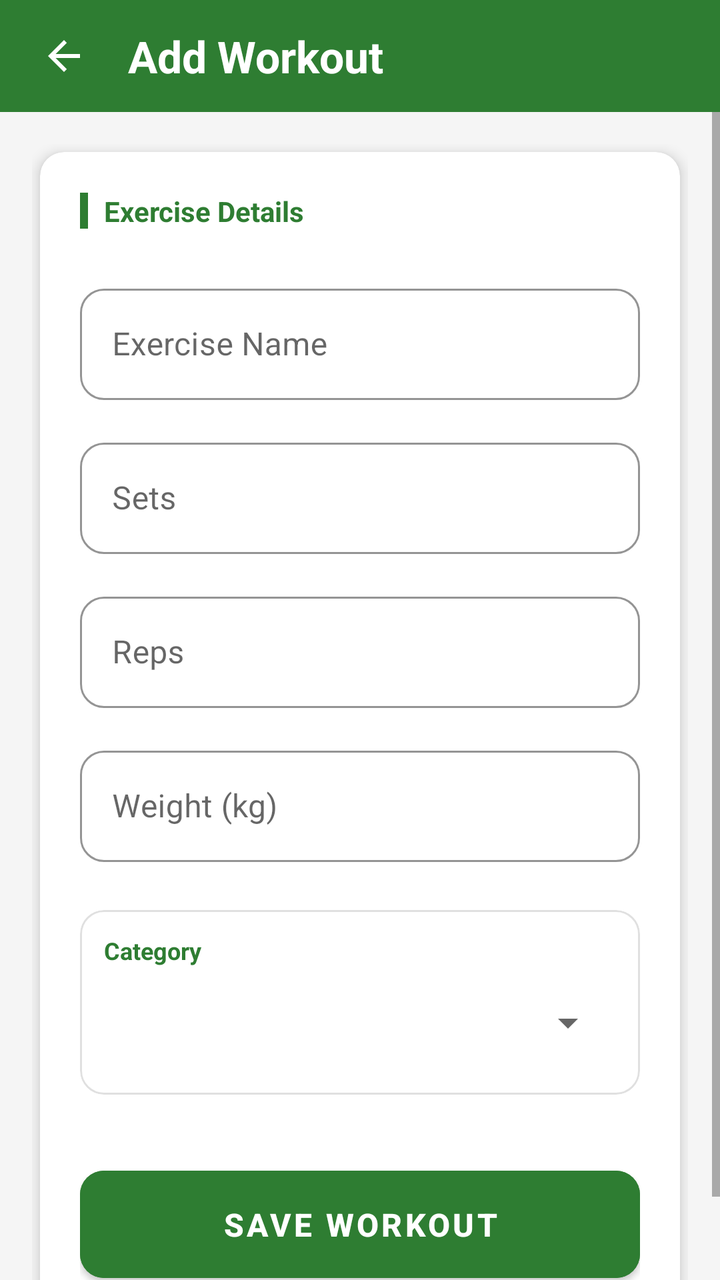
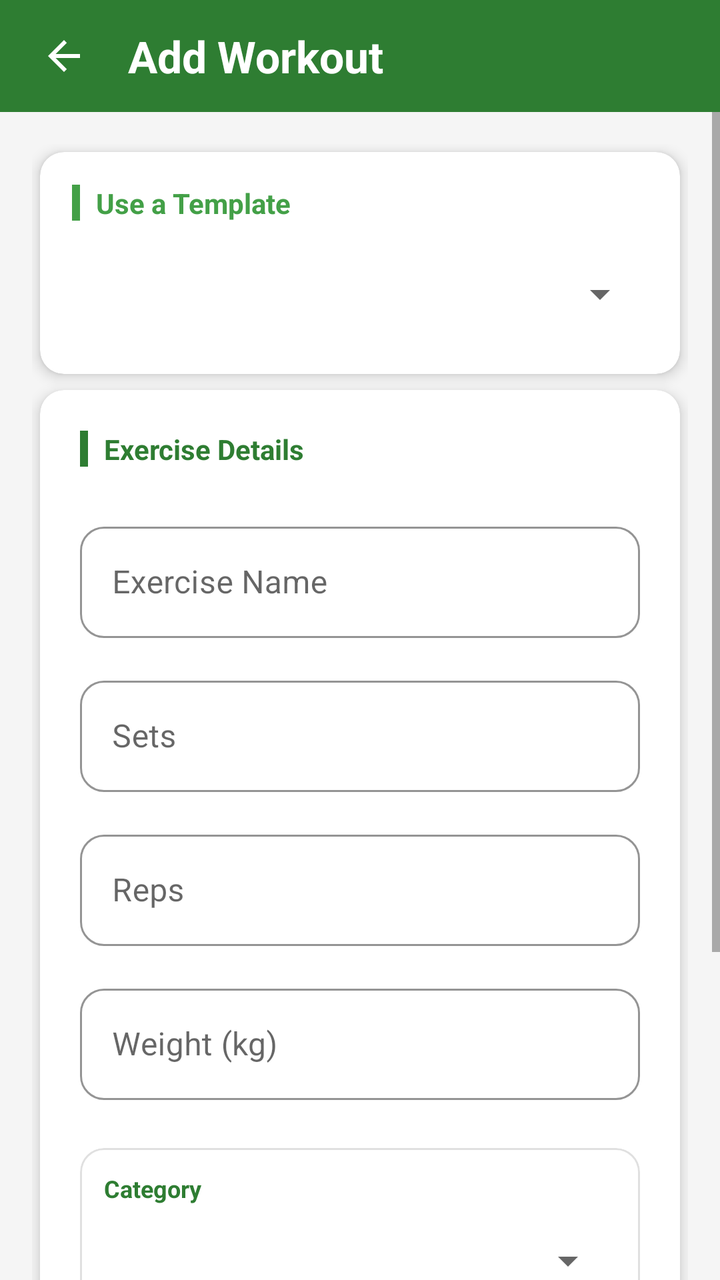

Two renders of the same Android screen: before a commit and after it. Below are the layout's source before the change and the commit's diff.
<!-- AndroidManifest.xml: application theme Theme.WorkoutTracker -->
<!-- res/layout/activity_add_workout.xml -->
<?xml version="1.0" encoding="utf-8"?>
<LinearLayout xmlns:android="http://schemas.android.com/apk/res/android"
    xmlns:app="http://schemas.android.com/apk/res-auto"
    android:layout_width="match_parent"
    android:layout_height="match_parent"
    android:orientation="vertical"
    android:background="@color/colorBackground">

    
    <LinearLayout
        android:layout_width="match_parent"
        android:layout_height="56dp"
        android:background="@color/colorPrimary"
        android:orientation="horizontal"
        android:gravity="center_vertical"
        android:paddingHorizontal="8dp">

        <ImageButton
            android:id="@+id/btnBack"
            android:layout_width="48dp"
            android:layout_height="48dp"
            android:background="?attr/selectableItemBackgroundBorderless"
            android:src="@drawable/ic_back"
            android:contentDescription="Back" />

        <TextView
            android:id="@+id/tvTitle"
            android:layout_width="wrap_content"
            android:layout_height="wrap_content"
            android:text="Add Workout"
            android:textSize="22sp"
            android:textStyle="bold"
            android:textColor="@color/white"
            android:layout_marginStart="8dp" />

    </LinearLayout>

    <RelativeLayout
        android:layout_width="match_parent"
        android:layout_height="match_parent">

        <ScrollView
            android:layout_width="match_parent"
            android:layout_height="match_parent"
            android:fillViewport="true">

            <LinearLayout
                android:layout_width="match_parent"
                android:layout_height="wrap_content"
                android:orientation="vertical"
                android:padding="16dp">

                
                <com.google.android.material.card.MaterialCardView
                    android:layout_width="match_parent"
                    android:layout_height="wrap_content"
                    app:cardCornerRadius="12dp"
                    app:cardElevation="4dp"
                    app:cardBackgroundColor="@color/colorSurface"
                    android:layout_margin="4dp">

                    <LinearLayout
                        android:layout_width="match_parent"
                        android:layout_height="wrap_content"
                        android:orientation="vertical"
                        android:padding="20dp">

                        
                        <LinearLayout
                            android:layout_width="match_parent"
                            android:layout_height="wrap_content"
                            android:orientation="horizontal"
                            android:gravity="center_vertical"
                            android:layout_marginBottom="24dp">

                            <View
                                android:layout_width="4dp"
                                android:layout_height="18dp"
                                android:background="@color/colorPrimary" />

                            <TextView
                                android:layout_width="wrap_content"
                                android:layout_height="wrap_content"
                                android:layout_marginStart="8dp"
                                android:text="Exercise Details"
                                android:textColor="@color/colorPrimary"
                                android:textSize="14sp"
                                android:textStyle="bold" />
                        </LinearLayout>

                        
                        <com.google.android.material.textfield.TextInputLayout
                            style="@style/Widget.MaterialComponents.TextInputLayout.OutlinedBox"
                            android:layout_width="match_parent"
                            android:layout_height="wrap_content"
                            android:hint="Exercise Name"
                            android:layout_marginBottom="16dp"
                            app:boxStrokeColor="@color/colorPrimary"
                            app:hintTextColor="@color/colorPrimary"
                            app:boxCornerRadiusTopStart="12dp"
                            app:boxCornerRadiusTopEnd="12dp"
                            app:boxCornerRadiusBottomStart="12dp"
                            app:boxCornerRadiusBottomEnd="12dp">

                            <com.google.android.material.textfield.TextInputEditText
                                android:id="@+id/etName"
                                android:layout_width="match_parent"
                                android:layout_height="wrap_content"
                                android:inputType="textCapSentences"
                                android:textColor="@color/colorTextPrimary"
                                android:textSize="16sp" />
                        </com.google.android.material.textfield.TextInputLayout>

                        
                        <com.google.android.material.textfield.TextInputLayout
                            style="@style/Widget.MaterialComponents.TextInputLayout.OutlinedBox"
                            android:layout_width="match_parent"
                            android:layout_height="wrap_content"
                            android:hint="Sets"
                            android:layout_marginBottom="16dp"
                            app:boxStrokeColor="@color/colorPrimary"
                            app:hintTextColor="@color/colorPrimary"
                            app:boxCornerRadiusTopStart="12dp"
                            app:boxCornerRadiusTopEnd="12dp"
                            app:boxCornerRadiusBottomStart="12dp"
                            app:boxCornerRadiusBottomEnd="12dp">

                            <com.google.android.material.textfield.TextInputEditText
                                android:id="@+id/etSets"
                                android:layout_width="match_parent"
                                android:layout_height="wrap_content"
                                android:inputType="number"
                                android:textColor="@color/colorTextPrimary"
                                android:textSize="16sp" />
                        </com.google.android.material.textfield.TextInputLayout>

                        
                        <com.google.android.material.textfield.TextInputLayout
                            style="@style/Widget.MaterialComponents.TextInputLayout.OutlinedBox"
                            android:layout_width="match_parent"
                            android:layout_height="wrap_content"
                            android:hint="Reps"
                            android:layout_marginBottom="16dp"
                            app:boxStrokeColor="@color/colorPrimary"
                            app:hintTextColor="@color/colorPrimary"
                            app:boxCornerRadiusTopStart="12dp"
                            app:boxCornerRadiusTopEnd="12dp"
                            app:boxCornerRadiusBottomStart="12dp"
                            app:boxCornerRadiusBottomEnd="12dp">

                            <com.google.android.material.textfield.TextInputEditText
                                android:id="@+id/etReps"
                                android:layout_width="match_parent"
                                android:layout_height="wrap_content"
                                android:inputType="number"
                                android:textColor="@color/colorTextPrimary"
                                android:textSize="16sp" />
                        </com.google.android.material.textfield.TextInputLayout>

                        
                        <com.google.android.material.textfield.TextInputLayout
                            style="@style/Widget.MaterialComponents.TextInputLayout.OutlinedBox"
                            android:layout_width="match_parent"
                            android:layout_height="wrap_content"
                            android:hint="Weight (kg)"
                            android:layout_marginBottom="24dp"
                            app:boxStrokeColor="@color/colorPrimary"
                            app:hintTextColor="@color/colorPrimary"
                            app:boxCornerRadiusTopStart="12dp"
                            app:boxCornerRadiusTopEnd="12dp"
                            app:boxCornerRadiusBottomStart="12dp"
                            app:boxCornerRadiusBottomEnd="12dp">

                            <com.google.android.material.textfield.TextInputEditText
                                android:id="@+id/etWeight"
                                android:layout_width="match_parent"
                                android:layout_height="wrap_content"
                                android:inputType="numberDecimal"
                                android:textColor="@color/colorTextPrimary"
                                android:textSize="16sp" />
                        </com.google.android.material.textfield.TextInputLayout>

                        
                        <com.google.android.material.card.MaterialCardView
                            android:layout_width="match_parent"
                            android:layout_height="wrap_content"
                            app:cardCornerRadius="12dp"
                            app:cardElevation="0dp"
                            app:strokeColor="@color/colorDivider"
                            app:strokeWidth="1dp"
                            android:layout_marginBottom="32dp">

                            <LinearLayout
                                android:layout_width="match_parent"
                                android:layout_height="wrap_content"
                                android:orientation="vertical"
                                android:padding="12dp">

                                <TextView
                                    android:layout_width="wrap_content"
                                    android:layout_height="wrap_content"
                                    android:text="Category"
                                    android:textSize="12sp"
                                    android:textStyle="bold"
                                    android:textColor="@color/colorPrimary" />

                                <Spinner
                                    android:id="@+id/spinnerCategory"
                                    android:layout_width="match_parent"
                                    android:layout_height="wrap_content"
                                    android:layout_marginTop="4dp"
                                    android:minHeight="48dp"
                                    android:spinnerMode="dropdown" />
                            </LinearLayout>
                        </com.google.android.material.card.MaterialCardView>

                        
                        <com.google.android.material.button.MaterialButton
                            android:id="@+id/btnSave"
                            android:layout_width="match_parent"
                            android:layout_height="wrap_content"
                            android:text="Save Workout"
                            android:textSize="16sp"
                            android:textStyle="bold"
                            android:padding="16dp"
                            android:backgroundTint="@color/colorPrimary"
                            android:textColor="@color/white"
                            app:cornerRadius="12dp" />

                    </LinearLayout>
                </com.google.android.material.card.MaterialCardView>

            </LinearLayout>
        </ScrollView>

        <ProgressBar
            android:id="@+id/progressBar"
            android:layout_width="wrap_content"
            android:layout_height="wrap_content"
            android:layout_centerInParent="true"
            android:visibility="gone"
            android:indeterminateTint="@color/colorPrimary" />

    </RelativeLayout>

</LinearLayout>
<!-- resources referenced by this layout -->
<resources>
  <color name="colorBackground">#F5F5F5</color>
  <color name="colorDivider">#E0E0E0</color>
  <color name="colorPrimary">#2E7D32</color>
  <color name="colorSurface">#FFFFFF</color>
  <color name="colorTextPrimary">#1A1A1A</color>
  <color name="white">#FFFFFF</color>
  <!-- drawable ic_back (drawable) -->
  <vector xmlns:android="http://schemas.android.com/apk/res/android"
      android:width="24dp"
      android:height="24dp"
      android:viewportWidth="24"
      android:viewportHeight="24">
    <path
        android:fillColor="#FFFFFF"
        android:pathData="M20,11H7.83l5.59-5.59L12,4l-8,8 8,8 1.41-1.41L7.83,13H20v-2z"/>
  </vector>
  <style name="Theme.WorkoutTracker" parent="Base.Theme.WorkoutTracker" />
  <style name="Base.Theme.WorkoutTracker" parent="Theme.MaterialComponents.Light.NoActionBar">
          
          <item name="colorPrimary">@color/colorPrimary</item>
          <item name="colorPrimaryVariant">@color/colorPrimaryDark</item>
          <item name="colorOnPrimary">@color/white</item>
          
          <item name="colorSecondary">@color/colorAccent</item>
          <item name="colorSecondaryVariant">@color/colorPrimaryDark</item>
          <item name="colorOnSecondary">@color/white</item>
          
          <item name="android:statusBarColor">?attr/colorPrimaryVariant</item>
          
          <item name="android:windowBackground">@color/colorBackground</item>
      </style>
  <color name="colorPrimaryDark">#1B5E20</color>
  <color name="colorAccent">#66BB6A</color>
</resources>

<!-- the commit's change to res/layout/activity_add_workout.xml (unified diff, before → after) -->
@@ -57,6 +57,66 @@
                     app:cardCornerRadius="12dp"
                     app:cardElevation="4dp"
                     app:cardBackgroundColor="@color/colorSurface"
+                    android:layout_margin="4dp"
+                    android:layout_marginBottom="12dp">
+
+                    <LinearLayout
+                        android:layout_width="match_parent"
+                        android:layout_height="wrap_content"
+                        android:orientation="vertical"
+                        android:padding="16dp">
+
+                        <LinearLayout
+                            android:layout_width="match_parent"
+                            android:layout_height="wrap_content"
+                            android:orientation="horizontal"
+                            android:gravity="center_vertical"
+                            android:layout_marginBottom="12dp">
+
+                            <View
+                                android:layout_width="4dp"
+                                android:layout_height="18dp"
+                                android:background="@color/colorSuccess" />
+
+                            <TextView
+                                android:layout_width="wrap_content"
+                                android:layout_height="wrap_content"
+                                android:layout_marginStart="8dp"
+                                android:text="Use a Template"
+                                android:textColor="@color/colorSuccess"
+                                android:textSize="14sp"
+                                android:textStyle="bold" />
+                        </LinearLayout>
+
+                        <Spinner
+                            android:id="@+id/spinnerTemplates"
+                            android:layout_width="match_parent"
+                            android:layout_height="wrap_content"
+                            android:minHeight="48dp"
+                            android:spinnerMode="dropdown" />
+
+                        <com.google.android.material.button.MaterialButton
+                            android:id="@+id/btnDeleteTemplate"
+                            style="@style/Widget.MaterialComponents.Button.TextButton"
+                            android:layout_width="match_parent"
+                            android:layout_height="wrap_content"
+                            android:text="Delete Selected Template"
+                            android:textColor="@color/colorError"
+                            android:textSize="12sp"
+                            android:textStyle="bold"
+                            android:visibility="gone"
+                            android:layout_marginTop="8dp"
+                            app:rippleColor="#20FF0000" />
+                    </LinearLayout>
+                </com.google.android.material.card.MaterialCardView>
+
+                
+                <com.google.android.material.card.MaterialCardView
+                    android:layout_width="match_parent"
+                    android:layout_height="wrap_content"
+                    app:cardCornerRadius="12dp"
+                    app:cardElevation="4dp"
+                    app:cardBackgroundColor="@color/colorSurface"
                     android:layout_margin="4dp">
 
                     <LinearLayout
@@ -215,6 +275,16 @@
                         </com.google.android.material.card.MaterialCardView>
 
                         
+                        <com.google.android.material.checkbox.MaterialCheckBox
+                            android:id="@+id/cbSaveAsTemplate"
+                            android:layout_width="match_parent"
+                            android:layout_height="wrap_content"
+                            android:text="Save as template for future use"
+                            android:textColor="@color/colorTextPrimary"
+                            android:layout_marginBottom="16dp"
+                            app:useMaterialThemeColors="true" />
+
+                        
                         <com.google.android.material.button.MaterialButton
                             android:id="@+id/btnSave"
                             android:layout_width="match_parent"
<!-- resource entries referenced after the edit -->
@@ -2,7 +2,9 @@
 <resources>
   <color name="colorBackground">#F5F5F5</color>
   <color name="colorDivider">#E0E0E0</color>
+  <color name="colorError">#E53935</color>
   <color name="colorPrimary">#2E7D32</color>
+  <color name="colorSuccess">#43A047</color>
   <color name="colorSurface">#FFFFFF</color>
   <color name="colorTextPrimary">#1A1A1A</color>
   <color name="white">#FFFFFF</color>
